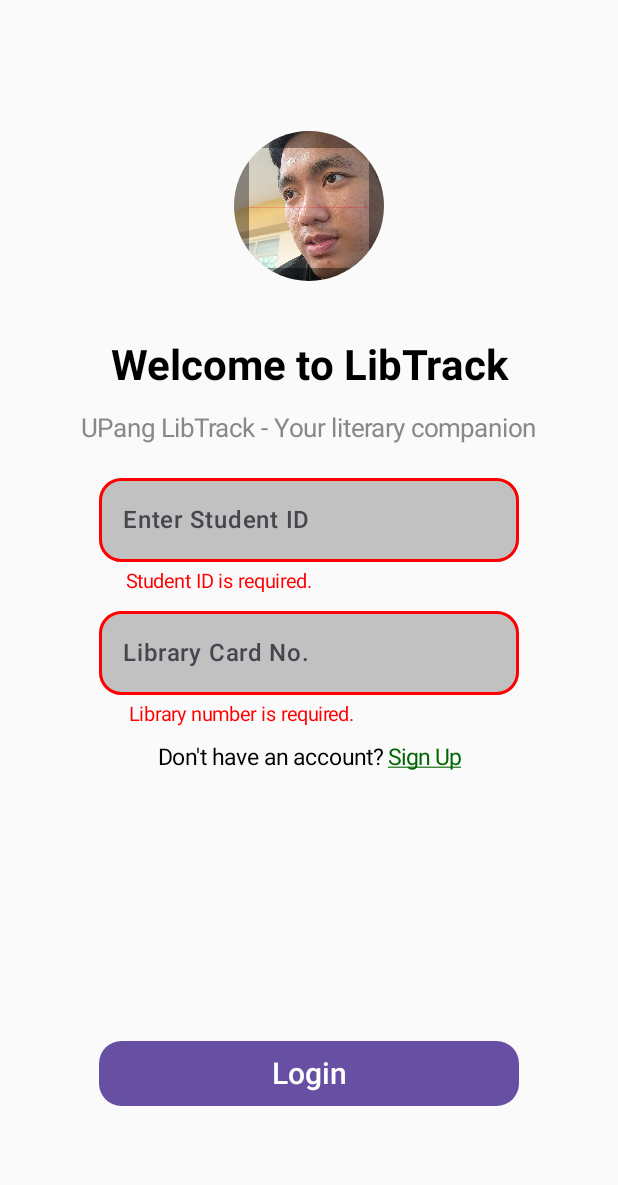
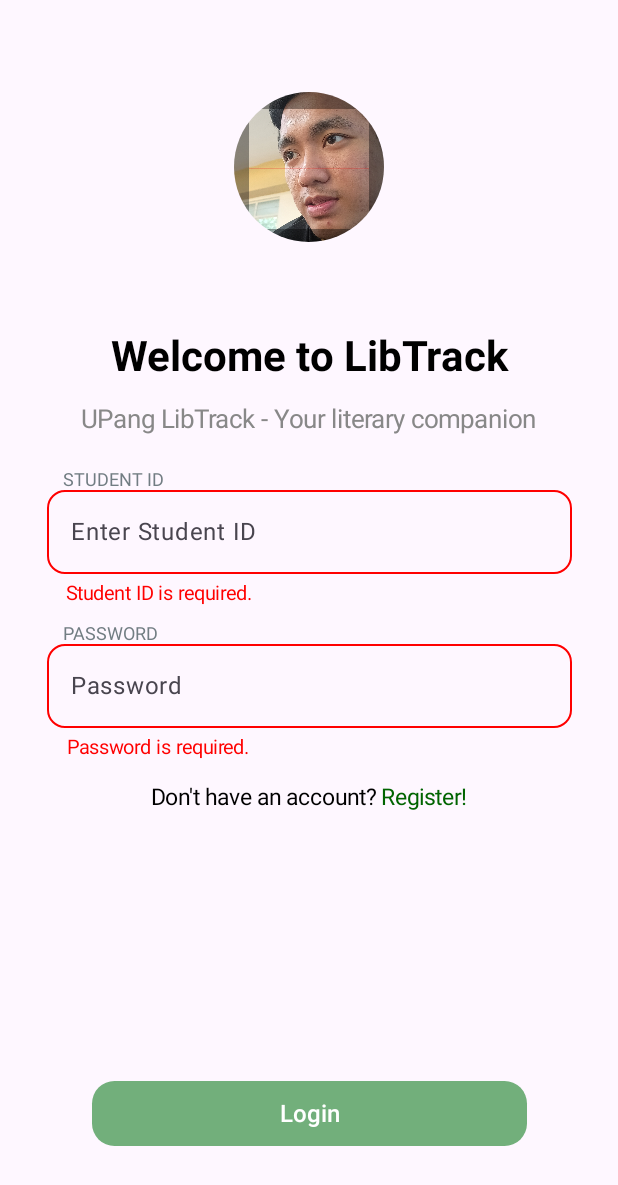
Before and after one commit to tolimatt/LibtrackApp, an Android app built with Jetpack Compose: the screen it shows after launch (MainActivity), after a tap on "Login", on a phone screen of 412 x 824 dp. Shown: the top 1185 px of the screen. Run offline under Robolectric (Android 15) with nearby library versions, the light colour scheme and no system bars.

Commit message:
Login (90%)

```diff
--- a/app/src/main/java/com/example/libtrack/LogInPage.kt
+++ b/app/src/main/java/com/example/libtrack/LogInPage.kt
@@ -1,7 +1,6 @@
 package com.example.libtrack
 
 import androidx.compose.foundation.Image
-import androidx.compose.foundation.background
 import androidx.compose.foundation.border
 import androidx.compose.foundation.clickable
 import androidx.compose.foundation.layout.Arrangement
@@ -11,13 +10,17 @@ import androidx.compose.foundation.layout.Spacer
 import androidx.compose.foundation.layout.fillMaxSize
 import androidx.compose.foundation.layout.height
 import androidx.compose.foundation.layout.offset
+import androidx.compose.foundation.layout.padding
 import androidx.compose.foundation.layout.size
+import androidx.compose.foundation.layout.width
 import androidx.compose.foundation.shape.CircleShape
 import androidx.compose.foundation.shape.RoundedCornerShape
 import androidx.compose.foundation.text.KeyboardActions
 import androidx.compose.foundation.text.KeyboardOptions
 import androidx.compose.material3.Button
+import androidx.compose.material3.ButtonDefaults
 import androidx.compose.material3.ExperimentalMaterial3Api
+import androidx.compose.material3.Scaffold
 import androidx.compose.material3.Text
 import androidx.compose.material3.TextField
 import androidx.compose.material3.TextFieldDefaults
@@ -37,7 +40,6 @@ import androidx.compose.ui.text.font.FontWeight
 import androidx.compose.ui.text.input.ImeAction
 import androidx.compose.ui.text.input.KeyboardType
 import androidx.compose.ui.text.input.PasswordVisualTransformation
-import androidx.compose.ui.text.style.TextDecoration
 import androidx.compose.ui.unit.dp
 import androidx.compose.ui.unit.sp
 import androidx.navigation.NavHostController
@@ -49,16 +51,21 @@ fun LogIn(navController: NavHostController) {
 
     // For text fields / Text State
     val studentIdTS = remember { mutableStateOf("") }
-    val libCardTS = remember { mutableStateOf("") }
+    val passwordTS = remember { mutableStateOf("") }
 
     // For error handling / Booleans
     var isStudentId by remember { mutableStateOf(true) }
-    var isLibCard by remember { mutableStateOf(true) }
+    var isPassword by remember { mutableStateOf(true) }
+    var isRegistered by remember { mutableStateOf(true) }
 
+    Scaffold(
+        modifier = Modifier.fillMaxSize()
+    ) {paddingValues ->
         Column (
             verticalArrangement = Arrangement.Center,
             horizontalAlignment = Alignment.CenterHorizontally,
             modifier = Modifier
+                .padding(paddingValues)
                 .fillMaxSize()
         ){
             // Logo
@@ -72,7 +79,7 @@ fun LogIn(navController: NavHostController) {
 
             Spacer(
                 modifier = Modifier
-                .height(40.dp)
+                    .height(60.dp)
             )
 
             // Title
@@ -107,18 +114,24 @@ fun LogIn(navController: NavHostController) {
                     .height(23.dp)
             )
 
+            Text(
+                modifier = Modifier
+                    .offset(
+                        (-131).dp, 0.dp),
+                text = "STUDENT ID",
+                fontSize = 12.sp,
+                color = Color(0xFF727D83)
+            )
+
             // Student ID
             TextField(
                 modifier = Modifier
                     .border(
-                width = 2.dp,
-                color = if(!isStudentId) Color.Red else Color(0xFFC1C1C1),
-                shape = RoundedCornerShape(15.dp)
+                        width = 1.2.dp,
+                        color = if(!isStudentId || !isRegistered) Color.Red else Color(0xFF727D83),
+                        shape = RoundedCornerShape(12.dp)
                     )
-                .background(
-                    color = Color(0xFFC1C1C1),
-                    shape = RoundedCornerShape(15.dp)
-                ),
+                    .width(350.dp),
                 value = studentIdTS.value,
                 onValueChange = { if (it.length <= 14) studentIdTS.value = it },
                 keyboardOptions = KeyboardOptions(
@@ -127,23 +140,25 @@ fun LogIn(navController: NavHostController) {
                 ),
                 keyboardActions = KeyboardActions(
                     onDone = {
-                    if (studentIdTS.value == "00-0000-000000" && libCardTS.value == "0"){
+                        if (studentIdTS.value == "00-0000-000000" && passwordTS.value == "0"){
                             isStudentId = true
-                        isLibCard = true
+                            isPassword = true
                             navController.navigate(Pages.Home_Page)
                         } else if (studentIdTS.value == ""){
                             isStudentId = false
-                        isLibCard = true
-                        if (libCardTS.value == ""){
-                            isLibCard = false
+                            isPassword = true
+                            isRegistered = true
+                            if (passwordTS.value == ""){
+                                isPassword = false
                             }
-                    } else if (libCardTS.value == ""){
-                        isLibCard = false
+                        } else if (passwordTS.value == ""){
+                            isPassword = false
                             isStudentId = true
+                            isRegistered = true
                         }else {
-                        isLibCard = true
                             isStudentId = true
-                        navController.navigate(Pages.Splash_Screen)
+                            isPassword = true
+                            isRegistered = false
                         }
                     }
                 ),
@@ -152,10 +167,13 @@ fun LogIn(navController: NavHostController) {
                     unfocusedIndicatorColor = Color.Transparent,
                     focusedIndicatorColor = Color.Transparent
                 ),
+                textStyle = TextStyle(
+                    fontSize = 17.sp
+                ),
                 placeholder = {
                     Text(
                         text = "Enter Student ID",
-                    fontWeight = FontWeight(600))
+                        fontWeight = FontWeight(400))
                 },
                 singleLine = true
             )
@@ -165,7 +183,22 @@ fun LogIn(navController: NavHostController) {
                     text ="Student ID is required.",
                     modifier = Modifier
                         .offset(
-                        (-60).dp, 5.dp),
+                            (-100).dp, 5.dp),
+                    style = TextStyle(
+                        color = Color.Red,
+                        fontSize = 13.sp,
+                        fontWeight = FontWeight(400),
+                        fontFamily = FontFamily.Default,
+                    ),
+                )
+            }
+
+            if (!isRegistered){
+                Text(
+                    text ="Invalid Student ID.",
+                    modifier = Modifier
+                        .offset(
+                            (-114).dp, 5.dp),
                     style = TextStyle(
                         color = Color.Red,
                         fontSize = 13.sp,
@@ -177,46 +210,54 @@ fun LogIn(navController: NavHostController) {
 
             Spacer(
                 modifier = Modifier
-                .height(if (!isStudentId) 17.dp else 22.dp)
+                    .height(if (!isStudentId || !isRegistered) 17.dp else 22.dp)
             )
 
-        // Library Card
+            Text(
+                modifier = Modifier
+                    .offset(
+                        (-133).dp, 0.dp),
+                text = "PASSWORD",
+                fontSize = 12.sp,
+                color = Color(0xFF727D83)
+            )
+
+            // Password
             TextField(
                 modifier = Modifier
                     .border(
-                    width = 2.dp,
-                    color = if(!isLibCard) Color.Red else Color(0xFFC1C1C1),
-                    shape = RoundedCornerShape(15.dp)
+                        width = 1.2.dp,
+                        color = if(!isPassword || !isRegistered) Color.Red else Color(0xFF727D83),
+                        shape = RoundedCornerShape(12.dp)
                     )
-                .background(
-                    color = Color(0xFFC1C1C1),
-                    shape = RoundedCornerShape(15.dp)
-                ),
-            value = libCardTS.value,
-            onValueChange = {libCardTS.value = it },
+                    .width(350.dp),
+                value = passwordTS.value,
+                onValueChange = {passwordTS.value = it },
                 keyboardOptions = KeyboardOptions(
-                keyboardType = KeyboardType.Number,
+                    keyboardType = KeyboardType.Text,
                     imeAction = ImeAction.Done
                 ),
                 keyboardActions = KeyboardActions(
                     onDone = {
-                    if (studentIdTS.value == "00-0000-000000" && libCardTS.value == "0"){
+                        if (studentIdTS.value == "00-0000-000000" && passwordTS.value == "0"){
                             isStudentId = true
-                        isLibCard = true
+                            isPassword = true
                             navController.navigate(Pages.Home_Page)
                         } else if (studentIdTS.value == ""){
                             isStudentId = false
-                        isLibCard = true
-                        if (libCardTS.value == ""){
-                            isLibCard = false
+                            isPassword = true
+                            isRegistered = true
+                            if (passwordTS.value == ""){
+                                isPassword = false
                             }
-                    } else if (libCardTS.value == ""){
-                        isLibCard = false
+                        } else if (passwordTS.value == ""){
+                            isPassword = false
                             isStudentId = true
+                            isRegistered = true
                         }else {
-                        isLibCard = true
                             isStudentId = true
-                        navController.navigate(Pages.Splash_Screen)
+                            isPassword = true
+                            isRegistered = false
                         }
                     }
                 ),
@@ -225,21 +266,39 @@ fun LogIn(navController: NavHostController) {
                     unfocusedIndicatorColor = Color.Transparent,
                     focusedIndicatorColor = Color.Transparent
                 ),
+                textStyle = TextStyle(
+                    fontSize = 20.sp
+                ),
                 placeholder = {
                     Text(
-                    text = "Library Card No.",
-                    fontWeight = FontWeight(600))
+                        text = "Password",
+                        fontWeight = FontWeight(400))
                 },
                 visualTransformation = PasswordVisualTransformation(),
                 singleLine = true
             )
 
-        if (!isLibCard){
+            if (!isPassword){
                 Text(
-                text ="Library number is required.",
+                    text ="Password is required.",
                     modifier = Modifier
                         .offset(
-                        (-45).dp, 5.dp),
+                            (-101).dp, 5.dp),
+                    style = TextStyle(
+                        color = Color.Red,
+                        fontSize = 13.sp,
+                        fontWeight = FontWeight(400),
+                        fontFamily = FontFamily.Default,
+                    ),
+                )
+            }
+
+             if (!isRegistered){
+                 Text(
+                     text ="Invalid Password.",
+                     modifier = Modifier
+                         .offset(
+                             (-114).dp, 5.dp),
                      style = TextStyle(
                          color = Color.Red,
                          fontSize = 13.sp,
@@ -251,7 +310,7 @@ fun LogIn(navController: NavHostController) {
 
             Spacer(
                 modifier = Modifier
-                .height(if (!isLibCard) 17.dp else 22.dp)
+                    .height(if (!isPassword || !isRegistered) 22.dp else 27.dp)
             )
 
             Row{
@@ -271,13 +330,12 @@ fun LogIn(navController: NavHostController) {
                         .clickable {
                             navController.navigate(Pages.Sign_Up)
                         },
-                text = "Sign Up",
+                    text = "Register!",
                     style = TextStyle(
                         color = Color(0xFF006400),
                         fontSize = 15.sp,
                         fontWeight = FontWeight(400),
-                    fontFamily = FontFamily.Default,
-                    textDecoration = TextDecoration.Underline
+                        fontFamily = FontFamily.Default
                     )
                 )
             }
@@ -290,34 +348,40 @@ fun LogIn(navController: NavHostController) {
             // Login Button
             Button(
                 onClick = {
-                if (studentIdTS.value == "00-0000-000000" && libCardTS.value == "0"){
+                    if (studentIdTS.value == "00-0000-000000" && passwordTS.value == "0"){
                         isStudentId = true
-                    isLibCard = true
+                        isPassword = true
                         navController.navigate(Pages.Home_Page)
                     } else if (studentIdTS.value == ""){
                         isStudentId = false
-                    isLibCard = true
-                    if (libCardTS.value == ""){
-                        isLibCard = false
+                        isPassword = true
+                        isRegistered = true
+                        if (passwordTS.value == ""){
+                            isPassword = false
                         }
-                } else if (libCardTS.value == ""){
-                    isLibCard = false
+                    } else if (passwordTS.value == ""){
+                        isPassword = false
                         isStudentId = true
+                        isRegistered = true
                     }else {
-                    isLibCard = true
                         isStudentId = true
-                    navController.navigate(Pages.Splash_Screen)
+                        isPassword = true
+                        isRegistered = false
                     }
                 },
                 modifier = Modifier
-                .size(width = 280.dp, height = 43.dp),
-            shape = RoundedCornerShape(15.dp)
+                    .size(width = 290.dp, height = 43.dp),
+                shape = RoundedCornerShape(15.dp),
+                colors = ButtonDefaults.buttonColors(
+                    containerColor = Color(0xFF72AF7B),
+                    contentColor = Color.White
+                )
             ) {
                 Text(
                     text = "Login",
                     style = TextStyle(
                         color = Color.White,
-                    fontSize = 20.sp,
+                        fontSize = 16.sp,
                         fontWeight = FontWeight(600),
                         fontFamily = FontFamily.Default
                     )
@@ -325,3 +389,6 @@ fun LogIn(navController: NavHostController) {
             }
         }
     }
+
+
+}
```
Lines whose indentation alone changed are shown as unchanged.
